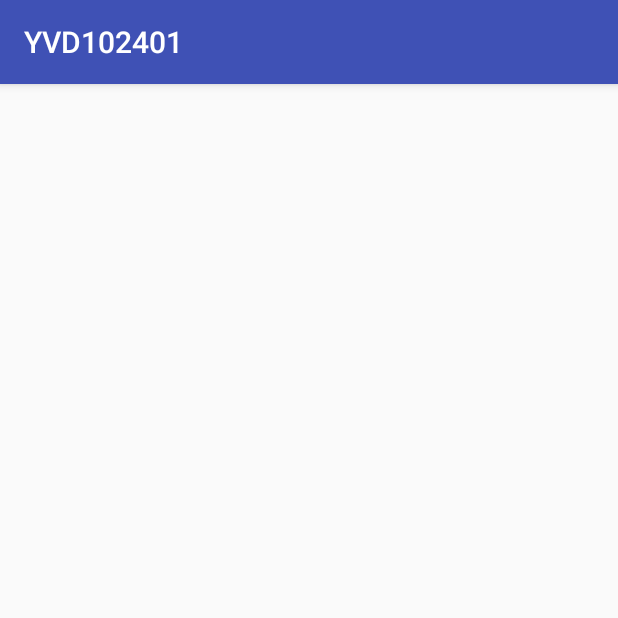
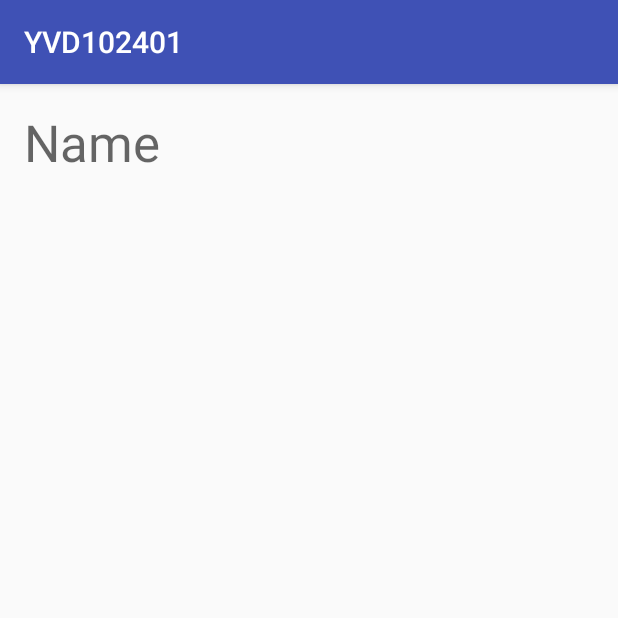
Before and after one commit to Shaojung/YVD102401, an Android app: the screen it shows after launch (RecActivity), after a tap on "SHARE", on a phone screen of 412 x 824 dp, the top half of it. Run offline under Robolectric (Android 15) with nearby library versions, the phone set to English and light mode, and no system bars.

Commit message:
收資料完成

```diff
--- a/app/src/main/java/com/example/user/yvd102401/RecActivity.java
+++ b/app/src/main/java/com/example/user/yvd102401/RecActivity.java
@@ -1,7 +1,9 @@
 package com.example.user.yvd102401;
 
+import android.content.Intent;
 import android.support.v7.app.AppCompatActivity;
 import android.os.Bundle;
+import android.widget.TextView;
 
 public class RecActivity extends AppCompatActivity {
 
@@ -9,5 +11,9 @@ public class RecActivity extends AppCompatActivity {
     protected void onCreate(Bundle savedInstanceState) {
         super.onCreate(savedInstanceState);
         setContentView(R.layout.activity_rec);
+        TextView tv = (TextView) findViewById(R.id.textView2);
+        Intent it = getIntent();
+        String data = it.getStringExtra(Intent.EXTRA_TEXT);
+        tv.setText(data);
     }
 }
--- a/app/src/main/res/layout/activity_rec.xml
+++ b/app/src/main/res/layout/activity_rec.xml
@@ -10,4 +10,12 @@
     android:paddingTop="@dimen/activity_vertical_margin"
     tools:context="com.example.user.yvd102401.RecActivity">
 
+    <TextView
+        android:text="TextView"
+        android:layout_width="wrap_content"
+        android:layout_height="wrap_content"
+        android:layout_alignParentTop="true"
+        android:layout_alignParentStart="true"
+        android:id="@+id/textView2"
+        android:textAppearance="@style/TextAppearance.AppCompat.Display1" />
 </RelativeLayout>
```
